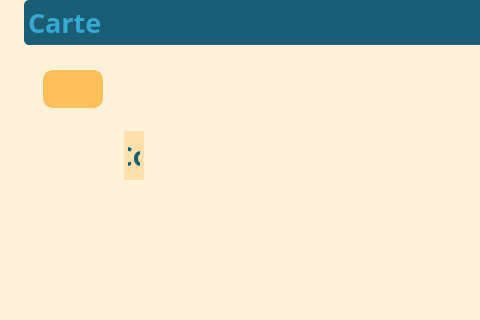
Old version of the form UI/Main_Window.ui in the repository juvarlet/a_table; both pictures show x 0 to 480 and y 115 to 435 of the 1134 by 678 pixel window.
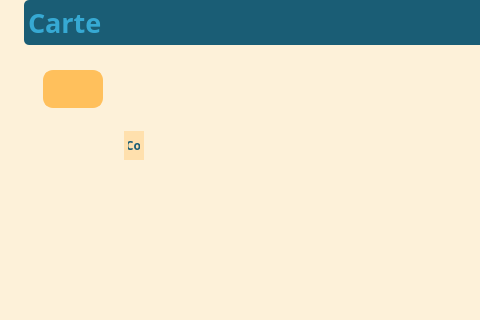
New version of the form. The open tabs and pages were chosen to show the change. Icons and pictures are not drawn.

```diff
--- a/UI/Main_Window.ui
+++ b/UI/Main_Window.ui
@@ -1338,6 +1338,9 @@
                        <property name="showGrid">
                         <bool>false</bool>
                        </property>
+                       <property name="rowCount">
+                        <number>2</number>
+                       </property>
                        <attribute name="verticalHeaderVisible">
                         <bool>false</bool>
                        </attribute>
@@ -1371,14 +1374,6 @@
                          <set>AlignCenter</set>
                         </property>
                        </row>
-                       <row>
-                        <property name="text">
-                         <string/>
-                        </property>
-                        <property name="textAlignment">
-                         <set>AlignCenter</set>
-                        </property>
-                       </row>
                        <column>
                         <property name="text">
                          <string>New Column</string>
```
Left out of the diff: 2 changed lines with no effect on the pictures.
